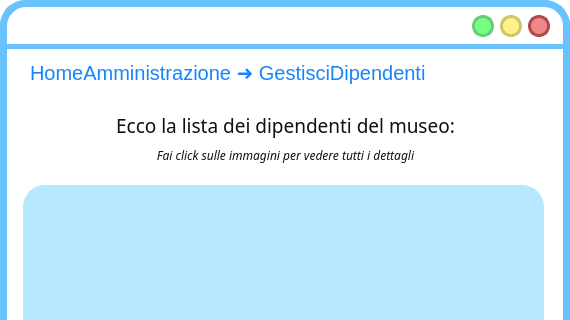
First picture: the form in ui/VistaGestisciDipendenti(2in1).ui, repository SbattellaMattia/SoftwareEngineering, before the edit; both pictures show x 0 to 570 and y 0 to 320 of the 570 by 775 pixel window.
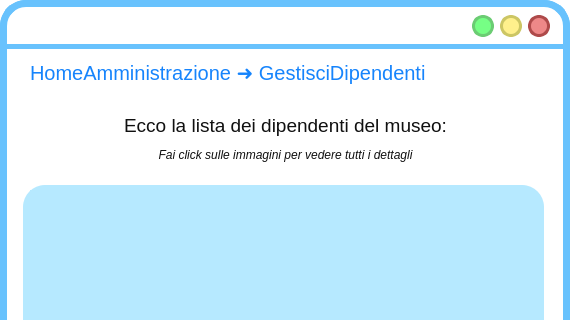
Second picture: the form after the edit. Icons and pictures are not drawn.

Patch:
```diff
--- a/ui/VistaGestisciDipendenti(2in1).ui
+++ b/ui/VistaGestisciDipendenti(2in1).ui
@@ -274,7 +274,7 @@
 background-color: rgba(255, 255, 255,0);
 font-size: 16px;
 text-align: center;
-font-family: Lato-light;
+
 </string>
     </property>
     <property name="text">
@@ -302,7 +302,7 @@
 color: rgba(16, 16, 16);
 font-size: 20px;
 text-align: center;
-font-family: Lato-light;
+
 </string>
     </property>
     <property name="text">
```
Left out of the diff: 4 changed lines with no effect on the pictures.
